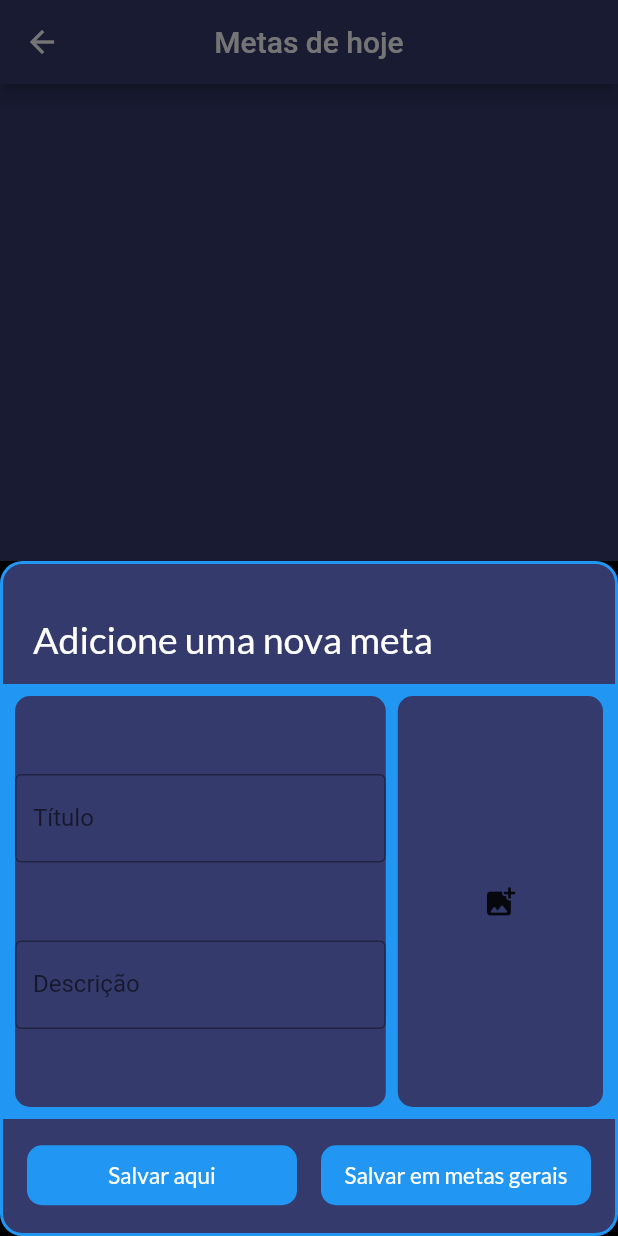
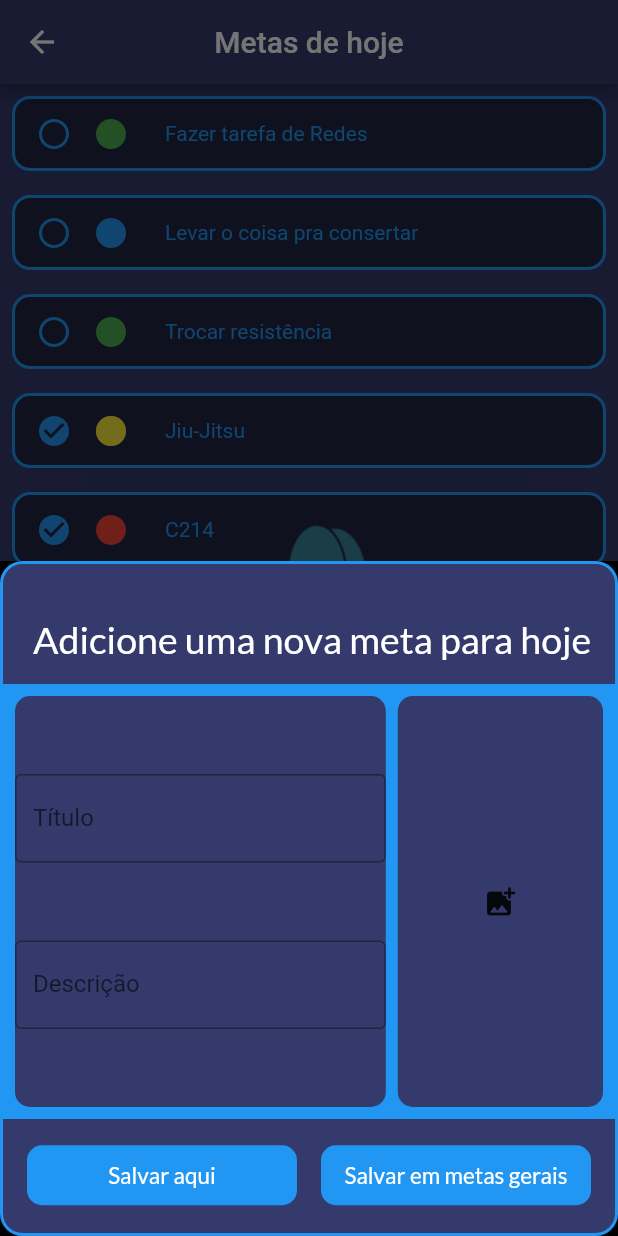
Before and after one commit to BrunoCsr/Projeto_Final_C214_EngSoftware, a Flutter app: the TodayPage screen opened directly, after a tap on the "add" icon, on a phone screen of 412 x 824 dp. Run offline on Flutter 3.47's test engine with Material 2 defaults, Android fonts, the light colour scheme and no system bars; our stand-ins replace google_fonts.

Commit message:
brand included and bottom sheet works fine, although without the database and image

```diff
--- a/lib/models/GoalModel.dart
+++ b/lib/models/goal_model.dart
@@ -1,4 +1,4 @@
-// ignore_for_file: prefer_const_literals_to_create_immutables, prefer_const_constructors
+// ignore_for_file: prefer_const_literals_to_create_immutables, prefer_const_constructors, must_be_immutable
 
 import 'package:flutter/material.dart';
 
--- a/lib/pages/performancePage.dart
+++ b/lib/pages/performancePage.dart
@@ -1,4 +1,4 @@
-import 'package:evryday_goals/models/GoalModel.dart';
+import 'package:evryday_goals/models/goal_model.dart';
 import 'package:flutter/material.dart';
 
 class PerformancePage extends StatefulWidget {
@@ -27,7 +27,8 @@ class _PerformancePageState extends State<PerformancePage> {
                 borderRadius: BorderRadius.circular(20),
                 child: Container(
                   height: 350,
-                  width: 350,
+                  width: 370,
+                  child: Image(image: AssetImage('lib/assets/myLogo.png')),
                 ),
               ),
             )));
--- a/lib/pages/todayPage.dart
+++ b/lib/pages/todayPage.dart
@@ -1,5 +1,6 @@
 // ignore_for_file: prefer_const_constructors, prefer_const_literals_to_create_immutables
 
+import 'package:evryday_goals/models/goal_model.dart';
 import 'package:flutter/material.dart';
 import 'package:google_fonts/google_fonts.dart';
 
@@ -22,12 +23,14 @@ class _TodayPageState extends State<TodayPage> {
           Icons.add,
         ),
         onPressed: () {
-          showModalBottomSheet<void>(
-              elevation: 0,
+          showModalBottomSheet(
               backgroundColor: Colors.black,
+              isScrollControlled: true,
               context: context,
-              builder: (BuildContext context) {
-                return Container(
+              builder: (context) => Padding(
+                  padding: EdgeInsets.only(
+                      bottom: MediaQuery.of(context).viewInsets.bottom),
+                  child: Container(
                       decoration: BoxDecoration(
                           color: myMainBlue,
                           borderRadius: BorderRadius.circular(15),
@@ -37,6 +40,7 @@ class _TodayPageState extends State<TodayPage> {
                           )),
                       height: 450,
                       child: Column(
+                        mainAxisSize: MainAxisSize.min,
                         children: [
                           Container(
                             height: 80,
@@ -49,7 +53,7 @@ class _TodayPageState extends State<TodayPage> {
                             child: Padding(
                               padding: EdgeInsets.only(left: 20, top: 35),
                               child: Text(
-                              'Adicione uma nova meta',
+                                'Adicione uma nova meta para hoje',
                                 style: GoogleFonts.lato(
                                     fontSize: 25, color: Colors.white),
                               ),
@@ -77,7 +81,8 @@ class _TodayPageState extends State<TodayPage> {
                                         children: [
                                           TextField(
                                             decoration: InputDecoration(
-                                            border: OutlineInputBorder(),
+                                              border: OutlineInputBorder(
+                                                  gapPadding: 10),
                                               labelText: 'Título',
                                             ),
                                           ),
@@ -95,7 +100,8 @@ class _TodayPageState extends State<TodayPage> {
                                     ),
                                     Container(
                                         height: 290,
-                                      width: MediaQuery.of(context).size.width *
+                                        width:
+                                            MediaQuery.of(context).size.width *
                                                     (2 / 5) -
                                                 28,
                                         decoration: BoxDecoration(
@@ -129,7 +135,8 @@ class _TodayPageState extends State<TodayPage> {
                                         child: Text(
                                           'Salvar aqui',
                                           style: GoogleFonts.lato(
-                                            fontSize: 15, color: Colors.white),
+                                              fontSize: 15,
+                                              color: Colors.white),
                                         ),
                                       ),
                                       GestureDetector(
@@ -150,7 +157,8 @@ class _TodayPageState extends State<TodayPage> {
                                         child: Text(
                                           'Salvar em metas gerais',
                                           style: GoogleFonts.lato(
-                                            fontSize: 15, color: Colors.white),
+                                              fontSize: 15,
+                                              color: Colors.white),
                                         ),
                                       ),
                                       GestureDetector(
@@ -163,8 +171,7 @@ class _TodayPageState extends State<TodayPage> {
                             ),
                           )
                         ],
-                    ));
-              });
+                      ))));
         },
       ),
       appBar: AppBar(
@@ -176,6 +183,69 @@ class _TodayPageState extends State<TodayPage> {
         height: double.infinity,
         width: double.infinity,
         color: myMainBlue,
+        child: Center(
+          child: Stack(
+            children: [
+              Center(
+                child: Container(
+                  height: 300,
+                  width: 350,
+                  child: Image(image: AssetImage('lib/assets/MyLogoDog.png')),
+                ),
+              ),
+              Container(
+                height: double.infinity,
+                width: double.infinity,
+                child: ListView(
+                  children: [
+                    GoalModel(
+                        color: Colors.green,
+                        title: 'Fazer tarefa de Redes',
+                        description: 'description',
+                        pathToImage: 'pathToImage',
+                        urgency: 2,
+                        done: false),
+                    GoalModel(
+                        color: Colors.blue,
+                        title: 'Levar o coisa pra consertar',
+                        description: 'description',
+                        pathToImage: 'pathToImage',
+                        urgency: 2,
+                        done: false),
+                    GoalModel(
+                        color: Colors.green,
+                        title: 'Trocar resistência',
+                        description: 'description',
+                        pathToImage: 'pathToImage',
+                        urgency: 2,
+                        done: false),
+                    GoalModel(
+                        color: Colors.yellow,
+                        title: 'Jiu-Jitsu',
+                        description: 'description',
+                        pathToImage: 'pathToImage',
+                        urgency: 2,
+                        done: true),
+                    GoalModel(
+                        color: Colors.red,
+                        title: 'C214',
+                        description: 'description',
+                        pathToImage: 'pathToImage',
+                        urgency: 2,
+                        done: true),
+                    GoalModel(
+                        color: Colors.red,
+                        title: 'Projeto final',
+                        description: 'description',
+                        pathToImage: 'pathToImage',
+                        urgency: 2,
+                        done: true)
+                  ],
+                ),
+              )
+            ],
+          ),
+        ),
       ),
     );
     ;
--- a/pubspec.yaml
+++ b/pubspec.yaml
@@ -66,8 +66,8 @@ flutter:
 
   # To add assets to your application, add an assets section, like this:
   assets:
-    - lib/assets/myBrand.png
-  #   - images/a_dot_ham.jpeg
+    - lib/assets/myLogo.png
+    - lib/assets/MyLogoDog.png
 
   # An image asset can refer to one or more resolution-specific "variants", see
   # https://flutter.dev/assets-and-images/#resolution-aware
```
Also changed, not shown: lib/assets/MyLogoDog.png (added), lib/assets/myBrand.png (deleted), lib/assets/myLogo.png (added). Lines whose indentation alone changed are shown as unchanged.
